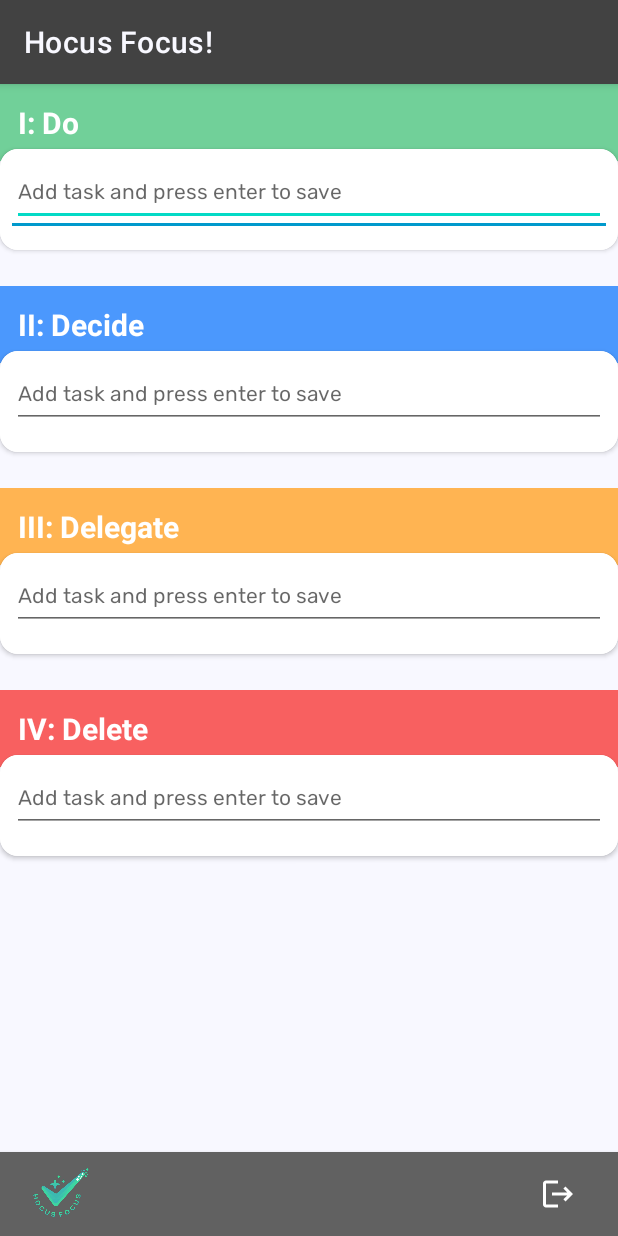
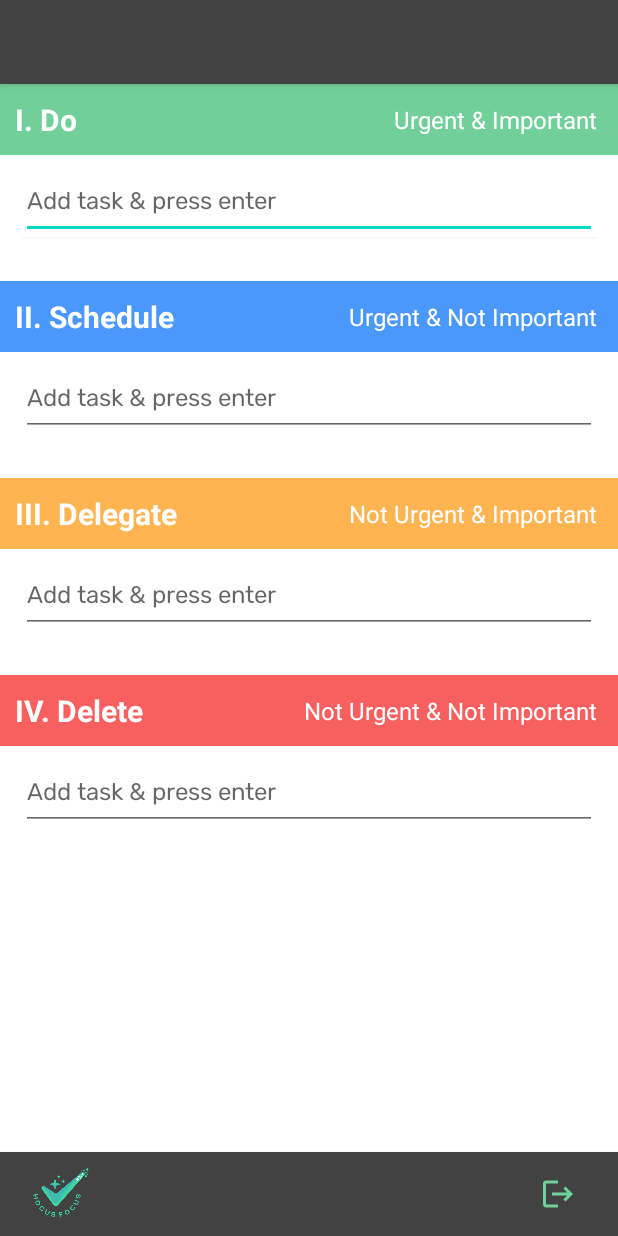
Before and after one commit to celiaho/HocusFocusToDo, an Android app: the TaskOverviewActivity screen opened directly, with no data from a screen before it, on a phone screen of 412 x 824 dp. Run offline under Robolectric (Android 15) with nearby library versions, the phone set to English and light mode, and no system bars; our stand-ins replace Volley.

Commit message:
Add input types to prompt proper keyboards, add urgency/importance labels to quadrant title bars, add strikethrough to completed tasks, hide duplicate underline when input fields are clicked, adjust spacing & text size for readability, make all touch targets 48dp per accessibility guidelines, clean up colors & add comments for developer review, attempt to change focus underline width to 1dp for consistency
Needs attention:
- Co-developer to review comments in styles files
- Check why focus underline width appears to be 1dp in some fields and 2dp in other fields

```diff
--- a/app/src/main/java/edu/bhcc/cho/hocusfocustodo/ui/task/TaskAdapter.kt
+++ b/app/src/main/java/edu/bhcc/cho/hocusfocustodo/ui/task/TaskAdapter.kt
@@ -1,5 +1,6 @@
 package edu.bhcc.cho.hocusfocustodo.ui.task
 
+import android.graphics.Paint
 import android.view.LayoutInflater
 import android.view.View
 import android.view.ViewGroup
@@ -30,10 +31,19 @@ class TaskAdapter(
     override fun onBindViewHolder(holder: TaskViewHolder, position: Int) {
         val task = tasks[position]
 
-        // Bind static fields
+        // Set task text
         holder.text.text = task.text
-        holder.text.alpha = if (task.isCompleted) 0.5f else 1f
 
+        // Apply strikethrough and alpha for completed tasks
+        if (task.isCompleted) {
+            holder.text.paintFlags = holder.text.paintFlags or Paint.STRIKE_THRU_TEXT_FLAG
+            holder.text.alpha = 0.5f
+        } else {
+            holder.text.paintFlags = holder.text.paintFlags and Paint.STRIKE_THRU_TEXT_FLAG.inv()
+            holder.text.alpha = 1f
+        }
+
+        // Set due date
         holder.dueDate.setText(task.dueDate)
         holder.dueDate.visibility = if (task.dueDate != null) View.VISIBLE else View.GONE
 
@@ -41,7 +51,7 @@ class TaskAdapter(
         holder.checkBox.setOnCheckedChangeListener(null)
         holder.checkBox.isChecked = task.isCompleted
 
-        // Defer toggle callback to avoid RecyclerView layout crash
+        // Set new listener / Defer toggle callback to avoid RecyclerView layout crash
         holder.checkBox.setOnCheckedChangeListener { _, isChecked ->
             holder.checkBox.post {
                 task.isCompleted = isChecked
@@ -57,6 +67,5 @@ class TaskAdapter(
         }
     }
 
-
     override fun getItemCount(): Int = tasks.size
 }
--- a/app/src/main/java/edu/bhcc/cho/hocusfocustodo/ui/task/TaskOverviewActivity.kt
+++ b/app/src/main/java/edu/bhcc/cho/hocusfocustodo/ui/task/TaskOverviewActivity.kt
@@ -149,7 +149,7 @@ class TaskOverviewActivity : AppCompatActivity() {
             adapter.notifyItemInserted(taskList.size - 1)
             inputField.text = null
             saveAllTasksToServer()
-            hideKeyboard(inputField)  // 👈 Hide keyboard here
+            hideKeyboard(inputField)  // Hide keyboard here
         }
     }
 
--- a/app/src/main/res/layout/activity_task_overview.xml
+++ b/app/src/main/res/layout/activity_task_overview.xml
@@ -1,12 +1,11 @@
 <?xml version="1.0" encoding="utf-8"?>
-<LinearLayout
-    xmlns:android="http://schemas.android.com/apk/res/android"
+<LinearLayout xmlns:android="http://schemas.android.com/apk/res/android"
     xmlns:app="http://schemas.android.com/apk/res-auto"
     xmlns:tools="http://schemas.android.com/tools"
-    android:orientation="vertical"
     android:layout_width="match_parent"
     android:layout_height="match_parent"
-    android:background="@color/off_white"
+    android:background="@color/white"
+    android:orientation="vertical"
     tools:context=".ui.task.TaskOverviewActivity">
 
     <!-- Top App Bar -->
@@ -15,9 +14,7 @@
             android:layout_width="match_parent"
             android:layout_height="wrap_content"
             android:background="@color/dark_gray"
-        android:elevation="4dp"
-        app:title="Hocus Focus!"
-        app:titleTextColor="@color/off_white" />
+            android:elevation="4dp" />
 
     <!-- Scrollable matrix -->
     <ScrollView
@@ -25,36 +22,57 @@
         android:layout_height="0dp"
         android:layout_weight="1"
         android:clipToPadding="false">
+        <LinearLayout
+            android:layout_width="match_parent"
+            android:layout_height="wrap_content"
+            android:orientation="vertical">
 
+    <!-- QUADRANT I - DO -->
+    <!-- Quadrant title bar -->
     <LinearLayout
-            android:orientation="vertical"
-            android:layout_width="match_parent"
-            android:layout_height="wrap_content">
-
-            <!-- Quadrant I - Do -->
-            <TextView
-                style="@style/QuadrantTitle"
+        style="@style/QuadrantTitleBar"
         android:layout_width="match_parent"
         android:layout_height="wrap_content"
         android:background="@color/green"
-                android:textColor="@color/white"
-                android:text="I: Do"
-                android:padding="12dp"
-                android:layout_marginBottom="-8dp" />
+        android:gravity="center_vertical"
+        android:orientation="horizontal"
+        android:padding="10dp">
 
+        <!-- Left-aligned quadrant title -->
+        <TextView
+            style="@style/QuadrantTitle"
+            android:layout_width="0dp"
+            android:layout_height="wrap_content"
+            android:layout_weight="1"
+            android:gravity="start"
+            android:text="I. Do"
+            android:textColor="@color/white" />
+
+        <!-- Right-aligned urgency/importance label -->
+        <TextView
+            style="@style/UrgencyImportanceLabel"
+            android:layout_width="wrap_content"
+            android:layout_height="wrap_content"
+            android:gravity="end"
+            android:text="Urgent &amp; Important"
+            android:textColor="@color/white" />
+    </LinearLayout>
+
+    <!-- Task section -->
     <com.google.android.material.card.MaterialCardView
         android:layout_width="match_parent"
         android:layout_height="wrap_content"
-                android:layout_marginBottom="24dp"
-                app:cardCornerRadius="12dp"
-                app:cardElevation="2dp">
+        android:layout_marginBottom="12dp"
+        app:cardElevation="0dp">
 
         <LinearLayout
-                    android:orientation="vertical"
             android:layout_width="match_parent"
             android:layout_height="wrap_content"
             android:background="@android:color/white"
-                    android:padding="8dp">
+            android:orientation="vertical"
+            android:padding="8dp"
+            android:paddingStart="14dp"
+            android:paddingEnd="14dp">
 
             <com.google.android.material.textfield.TextInputLayout
                 style="@style/TextInputLayoutStyle"
@@ -66,10 +84,13 @@
                     android:id="@+id/input_q1"
                     android:layout_width="match_parent"
                     android:layout_height="wrap_content"
-                            android:textAppearance="@style/AppInputTextAppearance"
-                            android:hint="@string/add_task_help_text" />
+                    android:hint="@string/add_task_help_text"
+                    android:inputType="textAutoCorrect|textCapSentences"
+                    android:minHeight="48dp"
+                    android:textAppearance="@style/AppInputTextAppearance" />
             </com.google.android.material.textfield.TextInputLayout>
 
+            <!-- Display Q1 task list -->
             <androidx.recyclerview.widget.RecyclerView
                 android:id="@+id/list_q1"
                 android:layout_width="match_parent"
@@ -78,30 +99,52 @@
         </LinearLayout>
     </com.google.android.material.card.MaterialCardView>
 
-            <!-- Quadrant II - Decide -->
-            <TextView
-                style="@style/QuadrantTitle"
+    <!-- QUADRANT II - (DECIDE WHEN TO) SCHEDULE -->
+    <!-- Quadrant title bar -->
+    <LinearLayout
+        style="@style/QuadrantTitleBar"
         android:layout_width="match_parent"
         android:layout_height="wrap_content"
         android:background="@color/blue"
-                android:textColor="@color/white"
-                android:text="II: Decide"
-                android:padding="12dp"
-                android:layout_marginBottom="-8dp" />
+        android:gravity="center_vertical"
+        android:orientation="horizontal"
+        android:padding="10dp">
 
+        <!-- Left-aligned quadrant title -->
+        <TextView
+            style="@style/QuadrantTitle"
+            android:layout_width="0dp"
+            android:layout_height="wrap_content"
+            android:layout_weight="1"
+            android:gravity="start"
+            android:text="II. Schedule"
+            android:textColor="@color/white" />
+
+        <!-- Right-aligned urgency/importance label -->
+        <TextView
+            style="@style/UrgencyImportanceLabel"
+            android:layout_width="wrap_content"
+            android:layout_height="wrap_content"
+            android:gravity="end"
+            android:text="Urgent &amp; Not Important"
+            android:textColor="@color/white" />
+    </LinearLayout>
+
+    <!-- Task section -->
     <com.google.android.material.card.MaterialCardView
         android:layout_width="match_parent"
         android:layout_height="wrap_content"
-                android:layout_marginBottom="24dp"
-                app:cardCornerRadius="12dp"
-                app:cardElevation="2dp">
+        android:layout_marginBottom="12dp"
+        app:cardElevation="0dp">
 
         <LinearLayout
-                    android:orientation="vertical"
             android:layout_width="match_parent"
             android:layout_height="wrap_content"
             android:background="@android:color/white"
-                    android:padding="8dp">
+            android:orientation="vertical"
+            android:padding="8dp"
+            android:paddingStart="14dp"
+            android:paddingEnd="14dp">
 
             <com.google.android.material.textfield.TextInputLayout
                 style="@style/TextInputLayoutStyle"
@@ -113,10 +156,13 @@
                     android:id="@+id/input_q2"
                     android:layout_width="match_parent"
                     android:layout_height="wrap_content"
-                            android:textAppearance="@style/AppInputTextAppearance"
-                            android:hint="@string/add_task_help_text" />
+                    android:hint="@string/add_task_help_text"
+                    android:inputType="textAutoCorrect|textCapSentences"
+                    android:minHeight="48dp"
+                    android:textAppearance="@style/AppInputTextAppearance" />
             </com.google.android.material.textfield.TextInputLayout>
 
+            <!-- Display Q2 task list -->
             <androidx.recyclerview.widget.RecyclerView
                 android:id="@+id/list_q2"
                 android:layout_width="match_parent"
@@ -125,30 +171,52 @@
         </LinearLayout>
     </com.google.android.material.card.MaterialCardView>
 
-            <!-- Quadrant III - Delegate -->
-            <TextView
-                style="@style/QuadrantTitle"
+    <!-- QUADRANT III - DELEGATE -->
+    <!-- Quadrant title bar -->
+    <LinearLayout
+        style="@style/QuadrantTitleBar"
         android:layout_width="match_parent"
         android:layout_height="wrap_content"
         android:background="@color/orange"
-                android:textColor="@color/white"
-                android:text="III: Delegate"
-                android:padding="12dp"
-                android:layout_marginBottom="-8dp" />
+        android:gravity="center_vertical"
+        android:orientation="horizontal"
+        android:padding="10dp">
 
+        <!-- Left-aligned quadrant title -->
+        <TextView
+            style="@style/QuadrantTitle"
+            android:layout_width="0dp"
+            android:layout_height="wrap_content"
+            android:layout_weight="1"
+            android:gravity="start"
+            android:text="III. Delegate"
+            android:textColor="@color/white" />
+
+        <!-- Right-aligned urgency/importance label -->
+        <TextView
+            style="@style/UrgencyImportanceLabel"
+            android:layout_width="wrap_content"
+            android:layout_height="wrap_content"
+            android:gravity="end"
+            android:text="Not Urgent &amp; Important"
+            android:textColor="@color/white" />
+    </LinearLayout>
+
+    <!-- Task section -->
     <com.google.android.material.card.MaterialCardView
         android:layout_width="match_parent"
         android:layout_height="wrap_content"
-                android:layout_marginBottom="24dp"
-                app:cardCornerRadius="12dp"
-                app:cardElevation="2dp">
+        android:layout_marginBottom="12dp"
+        app:cardElevation="0dp">
 
         <LinearLayout
-                    android:orientation="vertical"
             android:layout_width="match_parent"
             android:layout_height="wrap_content"
             android:background="@android:color/white"
-                    android:padding="8dp">
+            android:orientation="vertical"
+            android:padding="8dp"
+            android:paddingStart="14dp"
+            android:paddingEnd="14dp">
 
             <com.google.android.material.textfield.TextInputLayout
                 style="@style/TextInputLayoutStyle"
@@ -160,10 +228,13 @@
                     android:id="@+id/input_q3"
                     android:layout_width="match_parent"
                     android:layout_height="wrap_content"
-                            android:textAppearance="@style/AppInputTextAppearance"
-                            android:hint="@string/add_task_help_text" />
+                    android:hint="@string/add_task_help_text"
+                    android:inputType="textAutoCorrect|textCapSentences"
+                    android:minHeight="48dp"
+                    android:textAppearance="@style/AppInputTextAppearance" />
             </com.google.android.material.textfield.TextInputLayout>
 
+            <!-- Display Q3 task list -->
             <androidx.recyclerview.widget.RecyclerView
                 android:id="@+id/list_q3"
                 android:layout_width="match_parent"
@@ -172,30 +243,51 @@
         </LinearLayout>
     </com.google.android.material.card.MaterialCardView>
 
-            <!-- Quadrant IV - Delete -->
-            <TextView
-                style="@style/QuadrantTitle"
+    <!-- QUADRANT IV - DELETE -->
+    <!-- Quadrant title bar -->
+    <LinearLayout
+        style="@style/QuadrantTitleBar"
         android:layout_width="match_parent"
         android:layout_height="wrap_content"
         android:background="@color/red"
-                android:textColor="@color/white"
-                android:text="IV: Delete"
-                android:padding="12dp"
-                android:layout_marginBottom="-8dp" />
+        android:gravity="center_vertical"
+        android:orientation="horizontal"
+        android:padding="10dp">
 
+        <!-- Left-aligned quadrant title -->
+        <TextView
+            style="@style/QuadrantTitle"
+            android:layout_width="0dp"
+            android:layout_height="wrap_content"
+            android:layout_weight="1"
+            android:gravity="start"
+            android:text="IV. Delete"
+            android:textColor="@color/white" />
+
+        <!-- Right-aligned urgency/importance label -->
+        <TextView
+            style="@style/UrgencyImportanceLabel"
+            android:layout_width="wrap_content"
+            android:layout_height="wrap_content"
+            android:gravity="end"
+            android:text="Not Urgent &amp; Not Important"
+            android:textColor="@color/white" />
+    </LinearLayout>
+
+    <!-- Task section -->
     <com.google.android.material.card.MaterialCardView
         android:layout_width="match_parent"
         android:layout_height="wrap_content"
-                android:layout_marginBottom="24dp"
-                app:cardCornerRadius="12dp"
-                app:cardElevation="2dp">
+        android:layout_marginBottom="12dp"
+        app:cardElevation="0dp">
 
         <LinearLayout
-                    android:orientation="vertical"
             android:layout_width="match_parent"
             android:layout_height="wrap_content"
-                    android:background="@android:color/white"
-                    android:padding="8dp">
+            android:orientation="vertical"
+            android:padding="8dp"
+            android:paddingStart="14dp"
+            android:paddingEnd="14dp">
 
             <com.google.android.material.textfield.TextInputLayout
                 style="@style/TextInputLayoutStyle"
@@ -207,10 +299,13 @@
                     android:id="@+id/input_q4"
                     android:layout_width="match_parent"
                     android:layout_height="wrap_content"
-                            android:textAppearance="@style/AppInputTextAppearance"
-                            android:hint="@string/add_task_help_text" />
+                    android:hint="@string/add_task_help_text"
+                    android:inputType="textAutoCorrect|textCapSentences"
+                    android:minHeight="48dp"
+                    android:textAppearance="@style/AppInputTextAppearance" />
             </com.google.android.material.textfield.TextInputLayout>
 
+            <!-- Display Q1 task list -->
             <androidx.recyclerview.widget.RecyclerView
                 android:id="@+id/list_q4"
                 android:layout_width="match_parent"
@@ -223,33 +318,33 @@
 
     <!-- Bottom Toolbar -->
 <com.google.android.material.appbar.MaterialToolbar
+android:background="@color/dark_gray"
+android:elevation="4dp"
 android:id="@+id/bottom_toolbar"
+android:layout_height="56dp"
 android:layout_width="match_parent"
-        android:layout_height="56dp"
-        android:background="@color/medium_gray"
 android:theme="@style/ThemeOverlay.MaterialComponents.Toolbar.Primary"
-        android:elevation="4dp"
-        app:contentInsetStart="16dp"
-        app:contentInsetEnd="16dp">
+app:contentInsetEnd="16dp"
+app:contentInsetStart="16dp">
 
 <ImageView
-            android:layout_width="48dp"
-            android:layout_height="48dp"
-            android:src="@drawable/ic_hocus_focus_logo"
     android:contentDescription="@string/app_name"
     android:layout_gravity="start|center_vertical"
-            android:layout_marginStart="8dp" />
+    android:layout_height="48dp"
+    android:layout_marginStart="8dp"
+    android:layout_width="48dp"
+    android:src="@drawable/ic_hocus_focus_logo" />
 
 <ImageButton
+    android:background="?attr/selectableItemBackgroundBorderless"
     android:id="@+id/button_logout"
+    android:contentDescription="Log out button"
+    android:layout_gravity="end|center_vertical"
+    android:layout_height="48dp"
     android:layout_width="48dp"
-            android:layout_height="48dp"
+    android:padding="0dp"
     android:src="@drawable/ic_logout"
-            android:layout_gravity="end|center_vertical"
-            android:background="?attr/selectableItemBackgroundBorderless"
-            android:padding="4dp"
-            app:tint="@color/white" />
+    app:tint="@color/auth_green" />
 
 </com.google.android.material.appbar.MaterialToolbar>
-
 </LinearLayout>
--- a/app/src/main/res/layout/item_task.xml
+++ b/app/src/main/res/layout/item_task.xml
@@ -4,17 +4,14 @@
     android:layout_width="match_parent"
     android:layout_height="wrap_content"
     android:gravity="center_vertical"
-
-    android:paddingVertical="8dp"
-    android:paddingStart="8dp"
-    android:paddingEnd="8dp">
+    android:paddingVertical="0dp">
 
     <CheckBox
         android:id="@+id/checkbox_complete"
         android:layout_width="wrap_content"
         android:layout_height="wrap_content"
+        android:minHeight="48dp"
         android:buttonTint="@color/medium_gray" />
-
 
     <TextView
         android:id="@+id/text_task"
@@ -22,7 +19,8 @@
         android:layout_width="0dp"
         android:layout_height="wrap_content"
         android:layout_weight="1"
-        android:layout_marginStart="8dp"
+        android:layout_marginStart="0dp"
+        android:layout_marginEnd="4dp"
         android:text="Task text" />
 
     <EditText
@@ -30,6 +28,7 @@
         style="@style/TaskDueDate"
         android:layout_width="100dp"
         android:layout_height="wrap_content"
+        android:minHeight="48dp"
         android:hint="Due date"
         android:inputType="date"
         android:visibility="gone"
@@ -39,8 +38,9 @@
     <ImageButton
         android:id="@+id/button_delete"
         style="@style/TaskDeleteButton"
-        android:layout_width="24dp"
-        android:layout_height="24dp"
+        android:layout_width="48dp"
+        android:layout_height="48dp"
+        android:minHeight="48dp"
         android:src="@drawable/ic_delete"
         android:contentDescription="Delete task" />
 </LinearLayout>
--- a/app/src/main/res/values/colors.xml
+++ b/app/src/main/res/values/colors.xml
@@ -18,6 +18,6 @@
     <color name="error_red">#FF0101</color> <!-- Error messages, error state -->
 
     <!-- Background / supporting colors -->
-    <color name="eisen_canvas">#f6faff</color> <!-- Suggested background for Task Overview nav bar -->
+    <color name="canvas">#f6faff</color> <!-- Suggested background for Task Overview nav bar -->
 
 </resources>
--- a/app/src/main/res/values/strings.xml
+++ b/app/src/main/res/values/strings.xml
@@ -1,4 +1,4 @@
 <resources>
     <string name="app_name">Hocus Focus</string>
-    <string name="add_task_help_text">Add task and press enter to save</string>
+    <string name="add_task_help_text">Add task &amp; press enter</string>
 </resources>
--- a/app/src/main/res/values/styles.xml
+++ b/app/src/main/res/values/styles.xml
@@ -55,14 +55,12 @@
         <item name="android:textColorHint">@color/medium_gray</item>
 
         <!-- Underline Color and Control -->
-        <item name="boxStrokeColor">@android:color/holo_blue_dark</item> <!-- DEBUGGING -->
+        <item name="boxStrokeColor">@color/off_white</item> <!-- Changed to off-white to hide extra underline when clicking editTexts / old comment: DEBUGGING-->
 
         <!-- Make the filled box background transparent -->
-        <item name="boxBackgroundColor">@android:color/transparent</item>
-
+        <item name="boxBackgroundColor">@android:color/holo_blue_bright</item> <!-- ??? This color is never used -->
         <item name="boxStrokeWidth">0dp</item> <!-- No surrounding box stroke -->
-        <item name="boxStrokeWidthFocused">2dp</item> <!-- Underline thickness when focused -->
-
+        <item name="boxStrokeWidthFocused">1dp</item> <!-- Underline thickness when focused -->
         <item name="fontFamily">@font/rubik_regular</item>
         <item name="minHeight">56dp</item>
 
@@ -72,11 +70,30 @@
 
     <!-- This overlay will try to ensure underline properties are set for FilledBox -->
     <style name="ThemeOverlay.App.TextInputLayout.Underline" parent="">
-        <item name="colorPrimary">@android:color/holo_blue_dark</item> <!-- Or your desired focused color -->
-        <item name="colorOnSurface">@android:color/holo_blue_dark</item> <!-- Or your desired normal underline color -->
-
+        <item name="colorPrimary">@android:color/holo_red_dark</item> <!-- ??? Or your desired focused color -->
+        <item name="colorOnSurface">@android:color/holo_purple</item> <!-- ??? Or your desired normal underline color -->
     </style>
 
+
+    <!-- Centralized input text appearance -->
+    <style name="AppInputTextAppearance" parent="TextAppearance.AppCompat">
+        <item name="android:textColor">@color/medium_gray</item>
+        <item name="android:textColorHint">@color/light_gray</item>
+        <item name="android:textSize">16sp</item>
+        <item name="fontFamily">@font/rubik_regular</item>
+        <item name="android:minHeight">48dp</item>
+    </style>
+
+    <!-- Quadrant title bar -->
+    <style name="QuadrantTitleBar">
+        <item name="android:layout_width">match_parent</item>
+        <item name="android:layout_height">wrap_content</item>
+        <item name="android:gravity">center_vertical</item>
+        <item name="android:orientation">horizontal</item>
+        <item name="android:paddingTop">10dp</item>
+        <item name="android:paddingBottom">10dp</item>
+        <item name="android:paddingEnd">14dp</item>
+    </style>
 
     <!-- Quadrant title -->
     <style name="QuadrantTitle">
@@ -84,16 +101,11 @@
         <item name="android:layout_height">wrap_content</item>
         <item name="android:textSize">20sp</item>
         <item name="android:textStyle">bold</item>
-        <item name="android:layout_marginBottom">8dp</item>
     </style>
 
-    <!-- Centralized input text appearance -->
-    <style name="AppInputTextAppearance" parent="TextAppearance.AppCompat">
-        <item name="android:textColor">@color/medium_gray</item>
-        <item name="android:textColorHint">@color/light_gray</item>
-        <item name="android:textSize">14sp</item>
-        <item name="fontFamily">@font/rubik_regular</item>
-        <item name="android:minHeight">48dp</item>
+    <!-- Urgency/Importance label -->
+    <style name="UrgencyImportanceLabel">
+        <item name="android:textSize">16sp</item>
     </style>
 
     <!-- Task text -->
```
Lines whose indentation alone changed are shown as unchanged.
